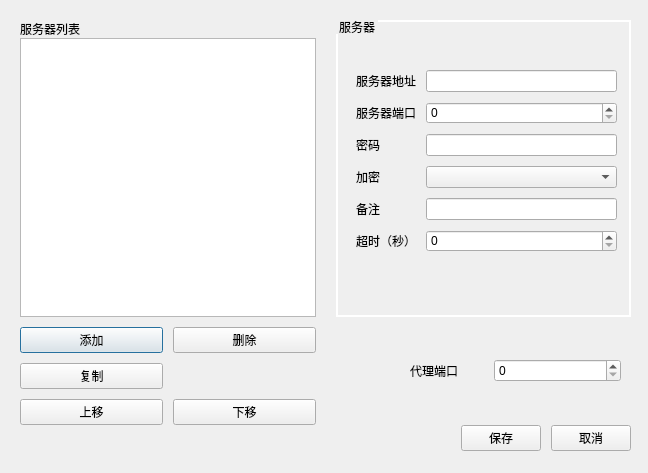
Before: the Qt Designer form src/widget/EditServerDialog.ui in shiqimei/shadowsocks-deepin, drawn with Qt 5.
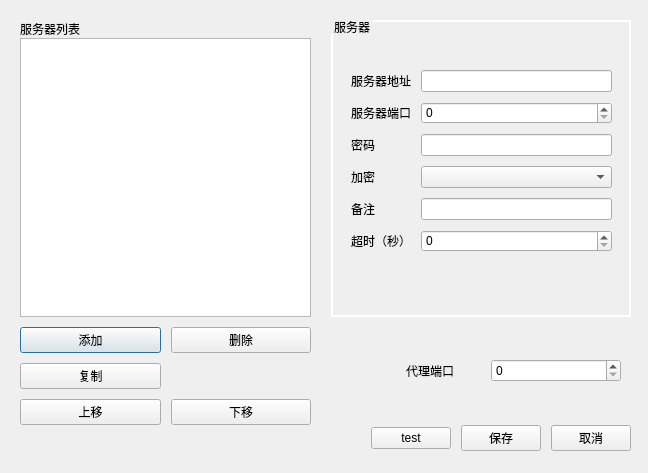
After: the same form once the commit is applied.

```diff
--- a/src/widget/EditServerDialog.ui
+++ b/src/widget/EditServerDialog.ui
@@ -269,9 +269,6 @@
       </property>
      </widget>
     </item>
-    <item row="1" column="0">
-     <widget class="QListWidget" name="listWidget"/>
-    </item>
     <item row="3" column="1">
      <layout class="QHBoxLayout" name="horizontalLayout_2">
       <property name="spacing">
@@ -290,6 +287,13 @@
         </property>
        </spacer>
       </item>
+      <item>
+          <widget class="QPushButton" name="pushButton">
+              <property name="text">
+                  <string>test</string>
+              </property>
+          </widget>
+      </item>
       <item>
        <widget class="QPushButton" name="savePushButton">
         <property name="text">
@@ -306,6 +310,9 @@
       </item>
      </layout>
     </item>
+       <item row="1" column="0">
+           <widget class="QListView" name="listView"/>
+       </item>
    </layout>
   </widget>
  </widget>
```
Lines whose indentation alone changed are shown as unchanged.
